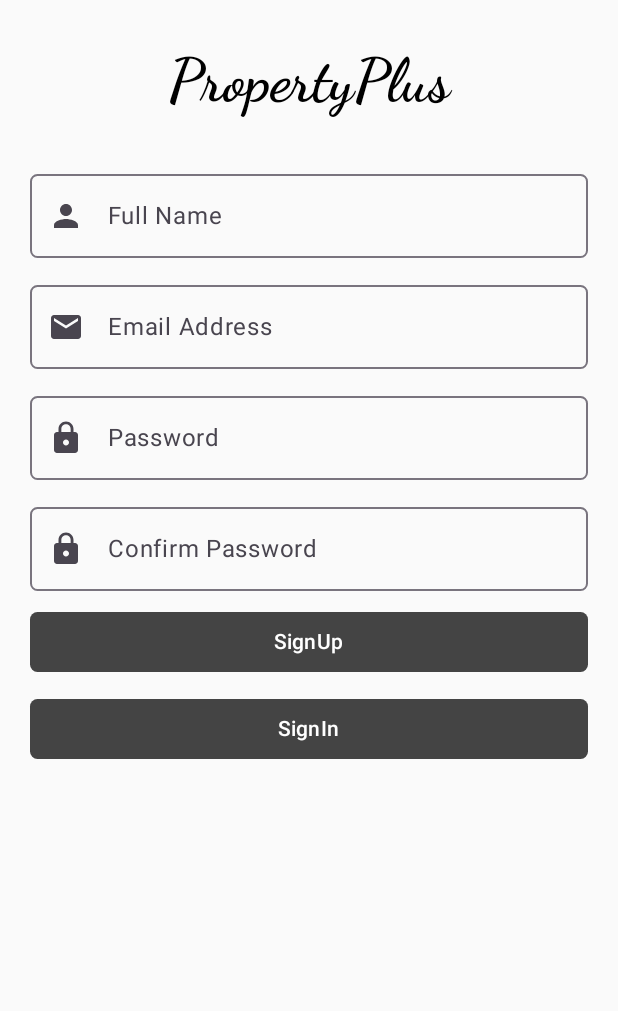
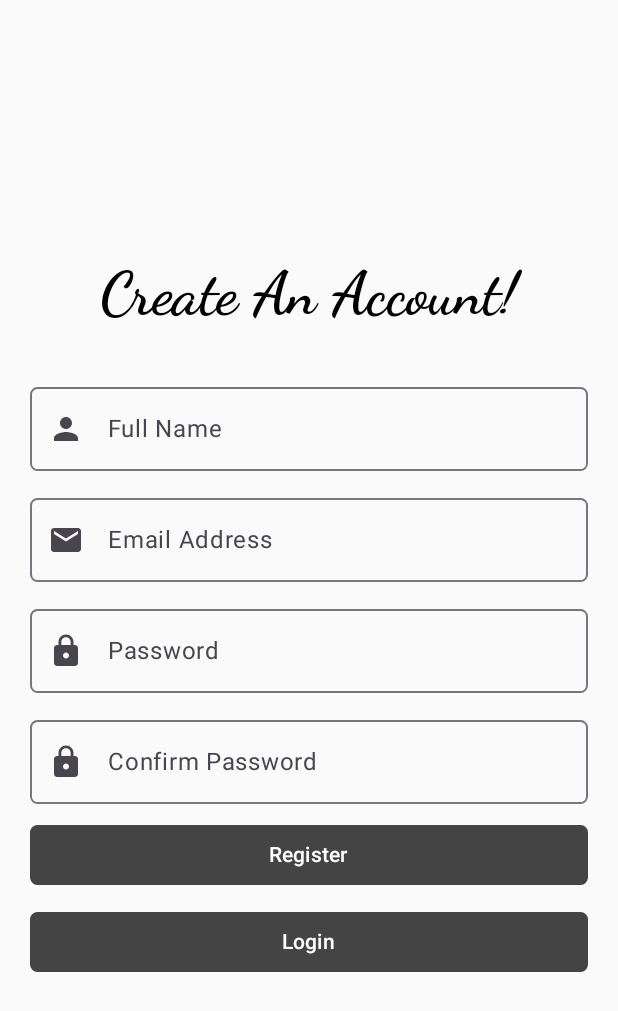
Before and after one commit to GloryAkinyi/Firebase-Authentication-Crud, an Android app built with Jetpack Compose: the screen it shows after launch (MainActivity), on a phone screen of 412 x 824 dp. Shown: the top 1011 px of the screen. Run offline under Robolectric (Android 15) with nearby library versions, the phone set to English and light mode, and no system bars; our stand-ins replace Firebase (no records; nobody signed in at launch, a user with empty details on screens opened directly).

Commit message:
final commit

```diff
--- a/app/src/main/java/com/glory/chromelabapp/data/AuthViewModel.kt
+++ b/app/src/main/java/com/glory/chromelabapp/data/AuthViewModel.kt
@@ -1,13 +1,11 @@
 package com.glory.chromelabapp.data
 
 
-import android.app.ProgressDialog
 import android.content.Context
 import android.widget.Toast
 import androidx.navigation.NavController
 import com.glory.chromelabapp.models.User
 import com.glory.chromelabapp.navigation.ROUT_HOME
-import com.glory.chromelabapp.navigation.ROUT_LOGIN
 import com.glory.chromelabapp.navigation.ROUT_SIGNUP
 
 import com.google.firebase.auth.FirebaseAuth
--- a/app/src/main/java/com/glory/chromelabapp/ui/theme/screens/login/LoginScreen.kt
+++ b/app/src/main/java/com/glory/chromelabapp/ui/theme/screens/login/LoginScreen.kt
@@ -1,16 +1,13 @@
 package com.glory.chromelabapp.ui.theme.screens.login
 
 import android.annotation.SuppressLint
-import androidx.compose.foundation.Image
+import androidx.compose.foundation.layout.Arrangement
 import androidx.compose.foundation.layout.Column
-import androidx.compose.foundation.layout.Row
 import androidx.compose.foundation.layout.Spacer
 import androidx.compose.foundation.layout.fillMaxSize
 import androidx.compose.foundation.layout.fillMaxWidth
 import androidx.compose.foundation.layout.height
 import androidx.compose.foundation.layout.padding
-import androidx.compose.foundation.layout.size
-import androidx.compose.foundation.layout.width
 import androidx.compose.foundation.shape.RoundedCornerShape
 import androidx.compose.foundation.text.KeyboardOptions
 import androidx.compose.material.icons.Icons
@@ -34,7 +31,6 @@ import androidx.compose.ui.text.font.FontFamily
 import androidx.compose.ui.text.font.FontWeight
 import androidx.compose.ui.text.input.KeyboardType
 import androidx.compose.ui.text.input.PasswordVisualTransformation
-import androidx.compose.ui.text.input.VisualTransformation
 import androidx.compose.ui.tooling.preview.Preview
 import androidx.compose.ui.unit.dp
 import androidx.compose.ui.unit.sp
@@ -50,7 +46,8 @@ fun LoginScreen(navController:NavHostController){
     Column(
         modifier = Modifier
             .fillMaxSize(),
-        horizontalAlignment = Alignment.CenterHorizontally
+        horizontalAlignment = Alignment.CenterHorizontally,
+        verticalArrangement = Arrangement.Center
     ) {
         Spacer(modifier = Modifier.height(30.dp))
 
--- a/app/src/main/java/com/glory/chromelabapp/ui/theme/screens/signup/SignupScreen.kt
+++ b/app/src/main/java/com/glory/chromelabapp/ui/theme/screens/signup/SignupScreen.kt
@@ -1,14 +1,13 @@
 package com.glory.chromelabapp.ui.theme.screens.signup
 
 
-import androidx.compose.foundation.Image
+import androidx.compose.foundation.layout.Arrangement
 import androidx.compose.foundation.layout.Column
 import androidx.compose.foundation.layout.Spacer
 import androidx.compose.foundation.layout.fillMaxSize
 import androidx.compose.foundation.layout.fillMaxWidth
 import androidx.compose.foundation.layout.height
 import androidx.compose.foundation.layout.padding
-import androidx.compose.foundation.layout.size
 import androidx.compose.foundation.shape.RoundedCornerShape
 import androidx.compose.foundation.text.KeyboardOptions
 import androidx.compose.material.icons.Icons
@@ -17,7 +16,6 @@ import androidx.compose.material.icons.filled.Lock
 import androidx.compose.material.icons.filled.Person
 import androidx.compose.material3.Button
 import androidx.compose.material3.ButtonDefaults
-import androidx.compose.material3.ExperimentalMaterial3Api
 import androidx.compose.material3.Icon
 import androidx.compose.material3.OutlinedTextField
 import androidx.compose.material3.Text
@@ -47,14 +45,14 @@ import com.glory.chromelabapp.navigation.ROUT_LOGIN
 fun SignupScreen(navController:NavHostController){
     Column(
         modifier = Modifier.fillMaxSize(),
-        horizontalAlignment = Alignment.CenterHorizontally
+        horizontalAlignment = Alignment.CenterHorizontally,
+        verticalArrangement = Arrangement.Center
     ) {
 
-        Spacer(modifier = Modifier.height(30.dp))
 
 
         Text(
-            text = "PropertyPlus",
+            text = "Create An Account!",
             fontSize = 40.sp,
             fontWeight = FontWeight.Bold,
             fontFamily = FontFamily.Cursive
@@ -141,7 +139,7 @@ fun SignupScreen(navController:NavHostController){
                 .fillMaxWidth()
                 .padding(start = 20.dp, end = 20.dp),
             shape = RoundedCornerShape(5.dp)) {
-            Text(text = "SignUp")
+            Text(text = "Register")
         }
 
         Spacer(modifier = Modifier.height(10.dp))
@@ -154,7 +152,7 @@ fun SignupScreen(navController:NavHostController){
                 .fillMaxWidth()
                 .padding(start = 20.dp, end = 20.dp),
             shape = RoundedCornerShape(5.dp)) {
-            Text(text = "SignIn")
+            Text(text = "Login")
         }
 
     }
```
